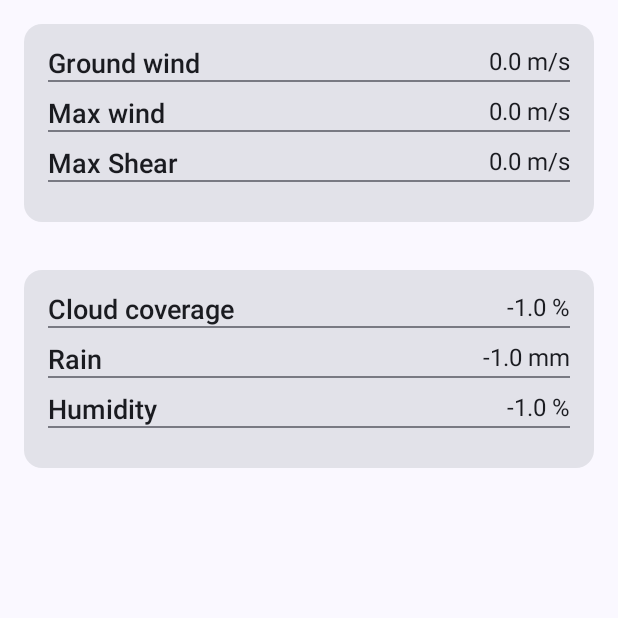
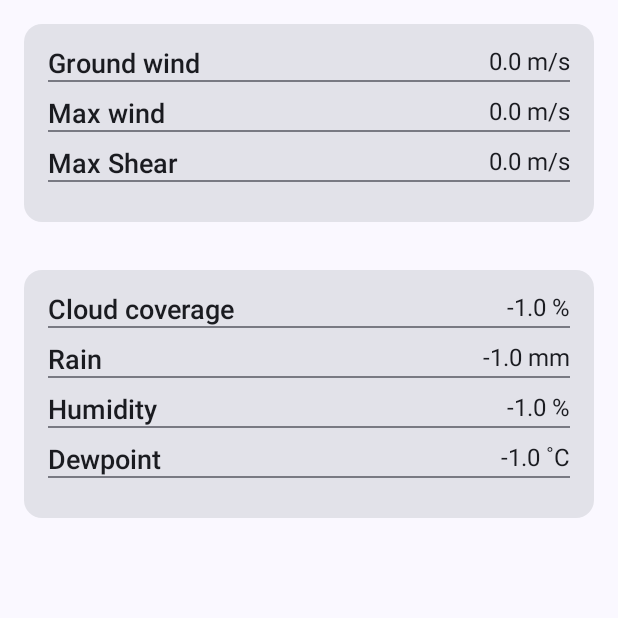
Before and after one commit to TheLyngset/liftOff, an Android app built with Jetpack Compose: the screen it shows after launch (MainActivity), on a phone screen of 412 x 824 dp, the top half of it. Run offline under Robolectric (Android 15) with nearby library versions, the light colour scheme and no system bars; libraries missing offline, so code that uses them is left out: io.ktor.serialization; 4 statements that could not run were skipped.

Commit message:
updated dewPoint

```diff
--- a/app/src/main/java/no/uio/ifi/in2000/team_17/ui/HomeScreen.kt
+++ b/app/src/main/java/no/uio/ifi/in2000/team_17/ui/HomeScreen.kt
@@ -31,7 +31,8 @@ fun HomeScreen(uiState:UIState){
             weatherInfoList = listOf(
                 Triple("Cloud coverage", uiState.weatherPointList.first().cloudFraction, "%" ),
                 Triple("Rain", uiState.weatherPointList.first().rain, "mm" ),
-                Triple("Humidity", uiState.weatherPointList.first().humidity, "%" )
+                Triple("Humidity", uiState.weatherPointList.first().humidity, "%" ),
+                Triple("Dewpoint", uiState.weatherPointList.first().dewPoint, "˚C" )
             )
         )
     }
```
